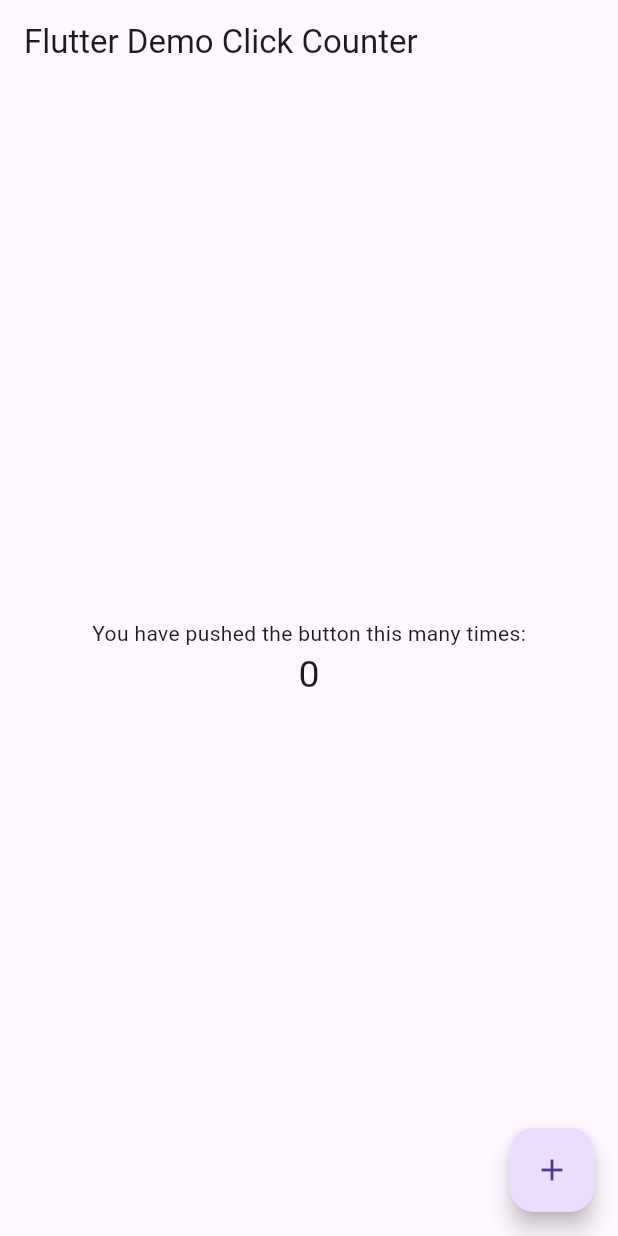
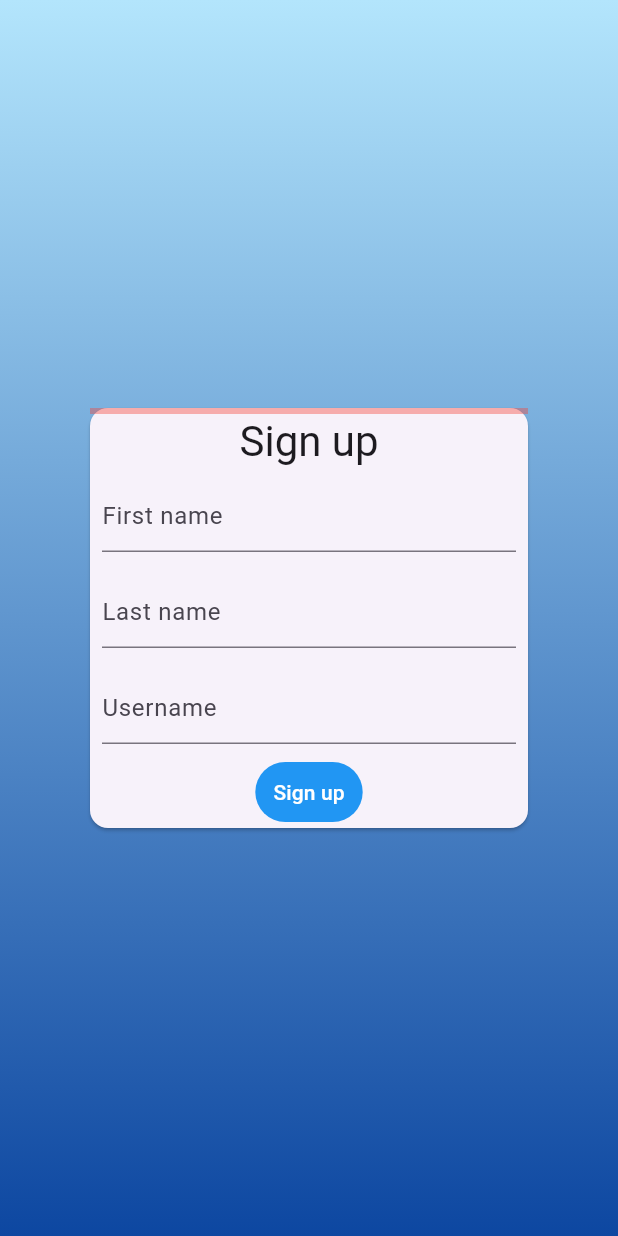
Before and after one commit to x08x80/My_Flut_App, a Flutter app: the screen it shows after launch, on a phone screen of 412 x 824 dp. Run offline on Flutter 3.47's test engine with Material 3 defaults, Android fonts, the phone set to English and light mode, and no system bars.

Commit message:
commit 1

```diff
--- a/lib/main.dart
+++ b/lib/main.dart
@@ -1,92 +1,274 @@
 import 'package:flutter/material.dart';
+import 'package:myapp/page2.dart';
+import 'dart:async';
 
-void main() => runApp(const MyApp());
+void main() => runApp(const SignUpApp());
 
-class MyApp extends StatelessWidget {
-  const MyApp({super.key});
-  static const String _title = 'Flutter Stateful Clicker Counter';
-  // This widget is the root of your application.
+class SignUpApp extends StatelessWidget {
+  const SignUpApp();
+
   @override
   Widget build(BuildContext context) {
     return MaterialApp(
-      title: _title,
-      theme: ThemeData(
-        // useMaterial3: false,
-        primarySwatch: Colors.blue,
-      ),
-      home: const MyHomePage(),
+      routes: {
+        '/': (context) => const SignUpScreen(),
+        '/welcome': (context) => const SplashScreen(nextPage: PeopleListPage()),
+      },
     );
   }
 }
 
-class MyHomePage extends StatefulWidget {
-  const MyHomePage({super.key});
-  // This widget is the home page of your application. It is stateful, meaning
-  // that it has a State object (defined below) that contains fields that affect
-  // how it looks.
-  // This class is the configuration for the state.
+class SignUpScreen extends StatelessWidget {
+  const SignUpScreen();
+
   @override
-  _MyHomePageState createState() => _MyHomePageState();
+  Widget build(BuildContext context) {
+    return Scaffold(
+      // backgroundColor: Colors.amber[300],
+      body: Container(
+        decoration: BoxDecoration(
+          gradient: LinearGradient(
+            colors: [
+              Colors.lightBlue.shade100, // Start color
+              Colors.blue.shade900, // End color
+            ],
+            begin: Alignment.topCenter, // Gradient starts at the top
+            end: Alignment.bottomCenter, // Gradient ends at the bottom
+          ),
+        ),
+        child: const Center(
+          child: SizedBox(
+            width: 300,
+            child: Card(
+              child: SignUpForm(),
+            ),
+          ),
+        ),
+      ),
+    );
+  }
 }
 
-class _MyHomePageState extends State<MyHomePage> {
-  int _counter = 0;
+class SplashScreen extends StatefulWidget {
+  final Widget nextPage;
 
-  void _incrementCounter() {
-    setState(() {
-      // This call to setState tells the Flutter framework that something has
-      // changed in this State, which causes it to rerun the build method below
-      // so that the display can reflect the updated values. If we changed
-      // _counter without calling setState(), then the build method would not be
-      // called again, and so nothing would appear to happen.
-      _counter++;
+  const SplashScreen({Key? key, required this.nextPage}) : super(key: key);
+
+  @override
+  State<SplashScreen> createState() => _SplashScreenState();
+}
+
+class _SplashScreenState extends State<SplashScreen> {
+  @override
+  void initState() {
+    super.initState();
+    Timer(const Duration(seconds: 1), () {
+      Navigator.pushReplacement(
+        context,
+        MaterialPageRoute(builder: (context) => widget.nextPage),
+      );
     });
   }
 
   @override
   Widget build(BuildContext context) {
-    // This method is rerun every time setState is called, for instance as done
-    // by the _incrementCounter method above.
-    //
-    // The Flutter framework has been optimized to make rerunning build methods
-    // fast, so that you can just rebuild anything that needs updating rather
-    // than having to individually change instances of widgets.
     return Scaffold(
-      appBar: AppBar(
-        // Here we take the value from the MyHomePage object that was created by
-        // the App.build method, and use it to set our appbar title.
-        title: const Text('Flutter Demo Click Counter'),
-      ),
       body: Center(
-        // Center is a layout widget. It takes a single child and positions it
-        // in the middle of the parent.
-        child: Column(
-          // Column is also a layout widget. It takes a list of children and
-          // arranges them vertically. By default, it sizes itself to fit its
-          // children horizontally, and tries to be as tall as its parent.
-          //
-          // Column has various properties to control how it sizes itself and
-          // how it positions its children. Here we use mainAxisAlignment to
-          // center the children vertically; the main axis here is the vertical
-          // axis because Columns are vertical (the cross axis would be
-          // horizontal).
-          mainAxisAlignment: MainAxisAlignment.center,
-          children: <Widget>[
-            const Text(
-              'You have pushed the button this many times:',
-            ),
-            Text(
-              '$_counter',
-              style: const TextStyle(fontSize: 25),
-            ),
-          ],
-        ),
-      ),
-      floatingActionButton: FloatingActionButton(
-        onPressed: _incrementCounter,
-        tooltip: 'Increment',
-        child: const Icon(Icons.add),
+        child:
+            CircularProgressIndicator(), // or your custom splash screen design
       ),
     );
   }
 }
+
+class SignUpForm extends StatefulWidget {
+  const SignUpForm();
+
+  @override
+  State<SignUpForm> createState() => _SignUpFormState();
+}
+
+class _SignUpFormState extends State<SignUpForm> {
+  final _firstNameTextController = TextEditingController();
+  final _lastNameTextController = TextEditingController();
+  final _usernameTextController = TextEditingController();
+
+  double _formProgress = 0;
+
+  final _formKey = GlobalKey<FormState>();
+
+  void _showWelcomeScreen() {
+    Navigator.of(context).pushNamed('/welcome');
+  }
+
+  void _updateFormProgress() {
+    var progress = 0.0;
+    final controllers = [
+      _firstNameTextController,
+      _lastNameTextController,
+      _usernameTextController,
+    ];
+
+    for (final controller in controllers) {
+      if (controller.value.text.isNotEmpty) {
+        progress += 1 / controllers.length;
+      }
+    }
+
+    setState(() {
+      _formProgress = progress;
+    });
+  }
+
+  @override
+  Widget build(BuildContext context) {
+    return Form(
+      key: _formKey,
+      onChanged: _updateFormProgress,
+      child: Column(
+        mainAxisSize: MainAxisSize.min,
+        children: [
+          AnimatedProgressIndicator(value: _formProgress),
+          Text('Sign up', style: Theme.of(context).textTheme.headline4),
+          Padding(
+            padding: const EdgeInsets.all(8.0),
+            child: TextFormField(
+              controller: _firstNameTextController,
+              decoration: const InputDecoration(hintText: 'First name'),
+              validator: (value) {
+                if (value == null || value.isEmpty) {
+                  return 'Please enter some text.';
+                } // else {
+                //   return 'Please provide a proper name.';
+                // }
+                return null;
+              },
+            ),
+          ),
+          Padding(
+            padding: const EdgeInsets.all(8.0),
+            child: TextFormField(
+              controller: _lastNameTextController,
+              decoration: const InputDecoration(hintText: 'Last name'),
+              validator: (value) {
+                if (value == null || value.isEmpty) {
+                  return 'Please enter some text.';
+                } //else if (!nameRegExp.hasMatch(value)) {
+                //   return 'Please provide a proper name.';
+                // }
+                return null;
+              },
+            ),
+          ),
+          Padding(
+            padding: const EdgeInsets.all(8.0),
+            child: TextFormField(
+              controller: _usernameTextController,
+              decoration: const InputDecoration(hintText: 'Username'),
+              validator: (value) {
+                if (value == null || value.isEmpty) {
+                  return 'Please enter some text.';
+                } //else if (!value.isUsername()) {
+                //   return 'Please provide a proper username.';
+                // }
+                return null;
+              },
+            ),
+          ),
+          TextButton(
+            style: ButtonStyle(
+              foregroundColor: MaterialStateProperty.resolveWith(
+                  (Set<MaterialState> states) {
+                return states.contains(MaterialState.disabled)
+                    ? null
+                    : Colors.white;
+              }),
+              backgroundColor: MaterialStateProperty.resolveWith(
+                  (Set<MaterialState> states) {
+                return states.contains(MaterialState.disabled)
+                    ? null
+                    : Colors.blue;
+              }),
+            ),
+            onPressed: () {
+              if (_formKey.currentState!.validate()) {
+                _showWelcomeScreen();
+                ScaffoldMessenger.of(context).showSnackBar(
+                  const SnackBar(
+                    content: Text('Processing Data'),
+                    duration: Duration(milliseconds: 500),
+                  ),
+                );
+              }
+            },
+            // onPressed: _formProgress == 1 ? _showWelcomeScreen : null,
+            child: const Text('Sign up'),
+          ),
+        ],
+      ),
+    );
+  }
+}
+
+class AnimatedProgressIndicator extends StatefulWidget {
+  final double value;
+
+  const AnimatedProgressIndicator({
+    required this.value,
+  });
+
+  @override
+  State<StatefulWidget> createState() {
+    return _AnimatedProgressIndicatorState();
+  }
+}
+
+class _AnimatedProgressIndicatorState extends State<AnimatedProgressIndicator>
+    with SingleTickerProviderStateMixin {
+  late AnimationController _controller;
+  late Animation<Color?> _colorAnimation;
+  late Animation<double> _curveAnimation;
+
+  @override
+  void initState() {
+    super.initState();
+    _controller = AnimationController(
+        duration: Duration(milliseconds: 1200), vsync: this);
+
+    final colorTween = TweenSequence([
+      TweenSequenceItem(
+        tween: ColorTween(begin: Colors.red, end: Colors.orange),
+        weight: 1,
+      ),
+      TweenSequenceItem(
+        tween: ColorTween(begin: Colors.orange, end: Colors.yellow),
+        weight: 1,
+      ),
+      TweenSequenceItem(
+        tween: ColorTween(begin: Colors.yellow, end: Colors.green),
+        weight: 1,
+      ),
+    ]);
+
+    _colorAnimation = _controller.drive(colorTween);
+    _curveAnimation = _controller.drive(CurveTween(curve: Curves.easeIn));
+  }
+
+  @override
+  void didUpdateWidget(oldWidget) {
+    super.didUpdateWidget(oldWidget);
+    _controller.animateTo(widget.value);
+  }
+
+  @override
+  Widget build(BuildContext context) {
+    return AnimatedBuilder(
+      animation: _controller,
+      builder: (context, child) => LinearProgressIndicator(
+        value: _curveAnimation.value,
+        valueColor: _colorAnimation,
+        backgroundColor: _colorAnimation.value?.withOpacity(0.4),
+      ),
+    );
+  }
+}
--- a/pubspec.yaml
+++ b/pubspec.yaml
@@ -9,6 +9,8 @@ environment:
 dependencies:
   flutter:
     sdk: flutter
+  regexpattern: ^2.6.0
+  http: ^1.2.0
 
 dev_dependencies:
   flutter_test:
```
Also changed, not shown: lib/page2.dart (added, +118 -0 lines).
